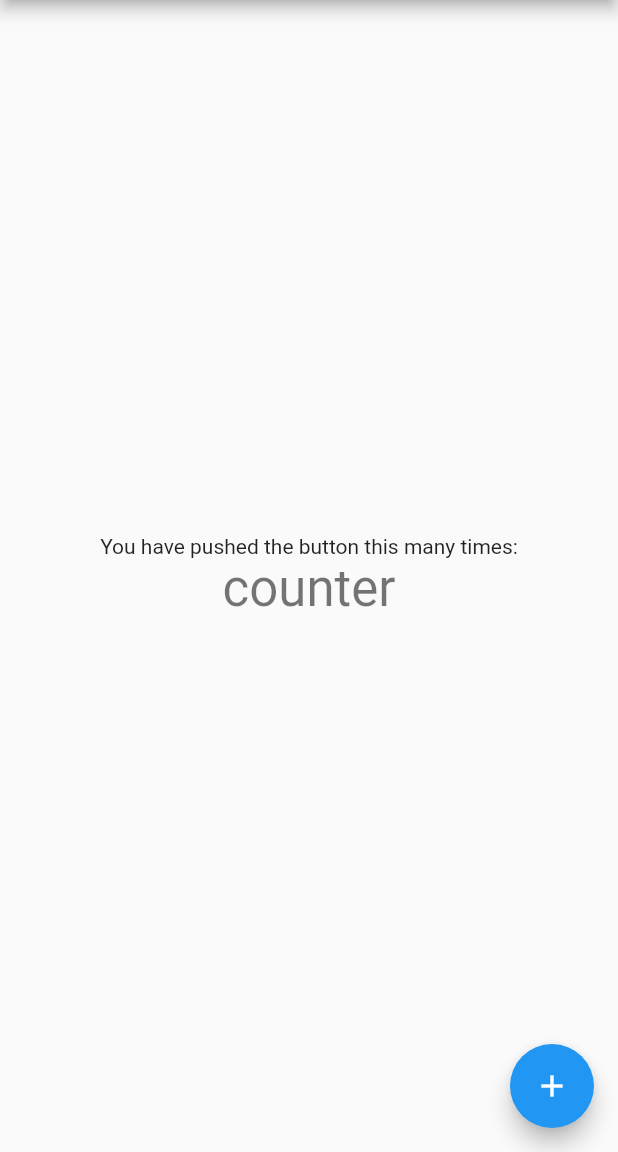
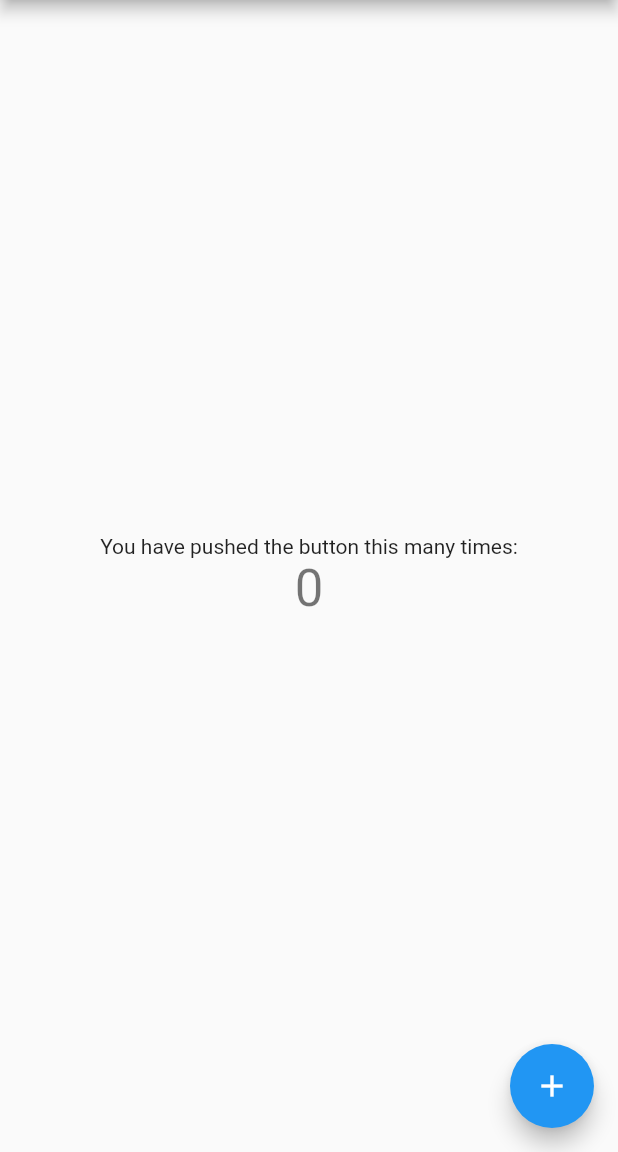
Before and after one commit to MakaiPan/flutter_counter_bloc_tutorial, a Flutter app: the screen it shows after launch, on a phone screen of 412 x 824 dp, the part 84-1236 px from its top. Run offline on Flutter 3.47's test engine with Material 2 defaults, Android fonts, the phone set to English and light mode, and no system bars; our stand-ins replace bloc, flutter_bloc.

Commit message:
Add counter cubit to main

```diff
--- a/lib/main.dart
+++ b/lib/main.dart
@@ -1,4 +1,6 @@
 import 'package:flutter/material.dart';
+import 'package:flutter_bloc/flutter_bloc.dart';
+import 'package:flutter_counter_tutorial/counter/counter_cubit.dart';
 
 void main() {
   runApp(const MyApp());
@@ -14,17 +16,21 @@ class MyApp extends StatelessWidget {
       theme: ThemeData(
         primarySwatch: Colors.blue,
       ),
-      home: const MyHomePage(title: 'Flutter Demo Home Page'),
+      home: BlocProvider(
+        create: (_) => CounterCubit(),
+        child: const MyHomePage(title: 'Flutter Demo Home Page'),
+      ),
     );
   }
 }
 
 class MyHomePage extends StatelessWidget {
   const MyHomePage({Key? key, required this.title}) : super(key: key);
-
   final String title;
   @override
   Widget build(BuildContext context) {
+    return BlocBuilder<CounterCubit, int>(
+      builder: (context, state) {
         return Scaffold(
           appBar: AppBar(
             title: Text(title),
@@ -37,17 +43,19 @@ class MyHomePage extends StatelessWidget {
                   'You have pushed the button this many times:',
                 ),
                 Text(
-              'counter',
+                  '${context.watch<CounterCubit>().state}',
                   style: Theme.of(context).textTheme.headline4,
                 ),
               ],
             ),
           ),
           floatingActionButton: FloatingActionButton(
-        onPressed: () {},
             tooltip: 'Increment',
             child: const Icon(Icons.add),
+            onPressed: context.read<CounterCubit>().increment,
           ),
+        );
+      },
     );
   }
 }
```
Lines whose indentation alone changed are shown as unchanged.
